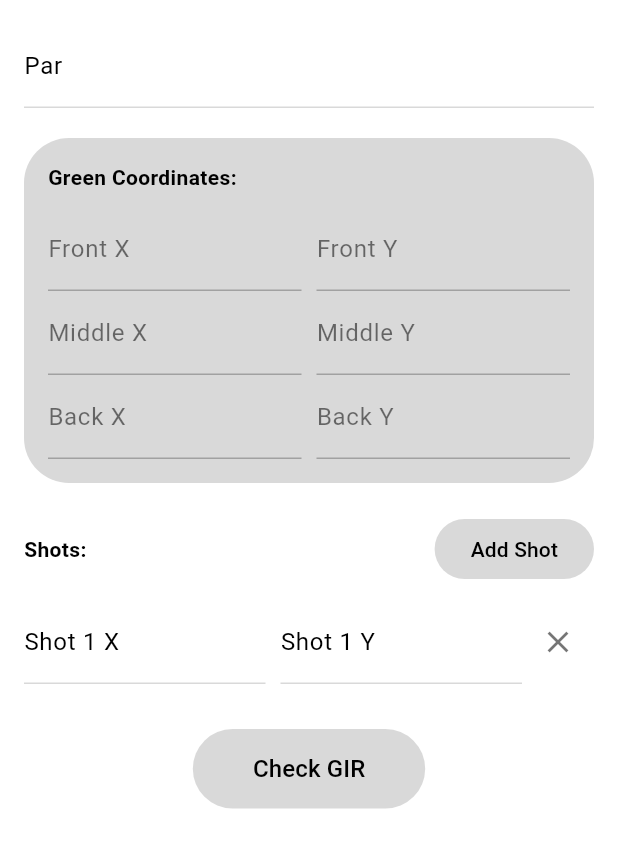
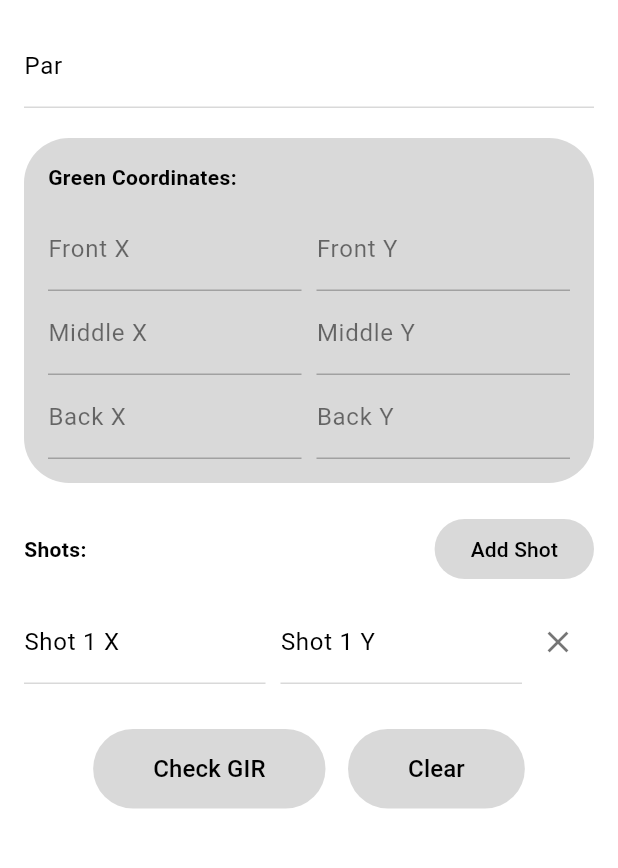
Before and after one commit to odemaru/golfFlutter, a Flutter app: the screen it shows after launch, on a phone screen of 412 x 824 dp, the part 84-952 px from its top. Run offline on Flutter 3.47's test engine with Material 3 defaults, Android fonts, the phone set to English and light mode, and no system bars.

Commit message:
add clear button

```diff
--- a/golfflutter/lib/screens/main_screen.dart
+++ b/golfflutter/lib/screens/main_screen.dart
@@ -44,6 +44,27 @@ class _MainScreenState extends State<MainScreen> {
         shots.removeAt(index);
       });
     }
+  }
+
+  void clearAll() {
+    setState(() {
+      _parController.clear();
+      _frontXController.clear();
+      _frontYController.clear();
+      _middleXController.clear();
+      _middleYController.clear();
+      _backXController.clear();
+      _backYController.clear();
+
+      for (var shot in shots) {
+        shot['x']?.dispose();
+        shot['y']?.dispose();
+      }
+      shots.clear();
+      addShot();
+
+      result = null;
+    });
   }
 
   void checkGir() {
@@ -213,7 +234,10 @@ class _MainScreenState extends State<MainScreen> {
               }),
               SizedBox(height: 20),
               Center(
-                child: ElevatedButton(
+                child: Row(
+                  mainAxisAlignment: MainAxisAlignment.center,
+                  children: [
+                    ElevatedButton(
                       onPressed: checkGir,
                       style: ElevatedButton.styleFrom(
                         backgroundColor: Color(0xFFD9D9D9),
@@ -224,6 +248,21 @@ class _MainScreenState extends State<MainScreen> {
                         overlayColor: Colors.black.withOpacity(0.1),
                       ),
                       child: Text('Check GIR', style: TextStyle(fontSize: 16)),
+                    ),
+                    SizedBox(width: 15),
+                    ElevatedButton(
+                      onPressed: clearAll,
+                      style: ElevatedButton.styleFrom(
+                        backgroundColor: Color(0xFFD9D9D9),
+                        foregroundColor: Colors.black,
+                        shape: RoundedRectangleBorder(borderRadius: BorderRadius.circular(30)),
+                        padding: EdgeInsets.symmetric(horizontal: 40, vertical: 15),
+                        elevation: 0,
+                        overlayColor: Colors.black.withOpacity(0.1),
+                      ),
+                      child: Text('Clear', style: TextStyle(fontSize: 16)),
+                    ),
+                  ],
                 ),
               ),
               if (result != null) ...[
```
Lines whose indentation alone changed are shown as unchanged.
